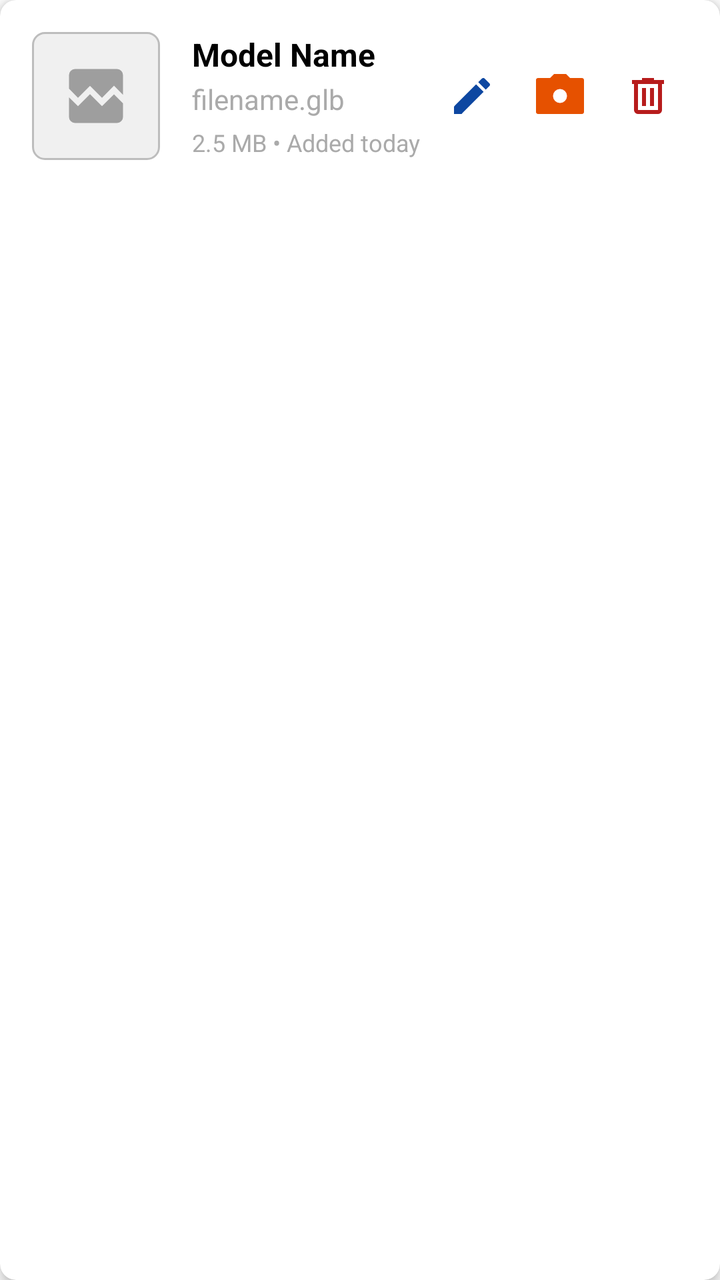
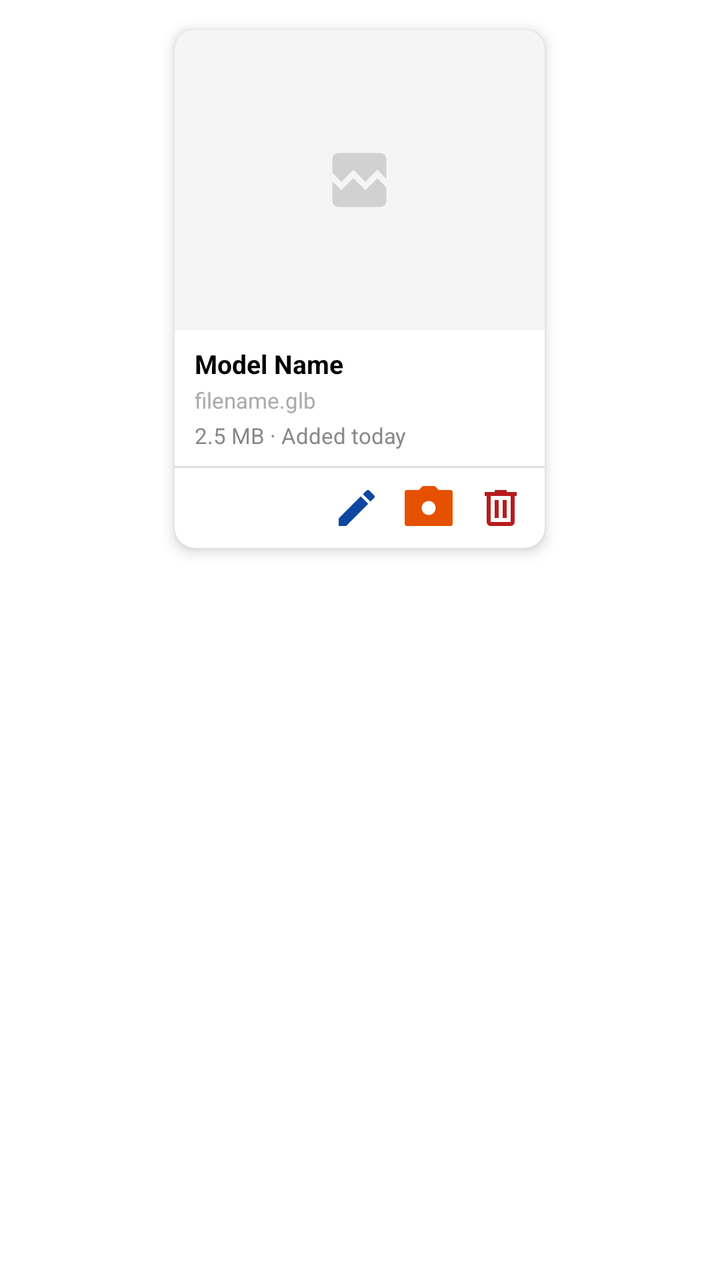

Two renders of the same Android screen: before a commit and after it. Below are the layout's source before the change and the commit's diff.
<!-- AndroidManifest.xml: application theme Theme.SurveyingApp -->
<!-- res/layout/item_model.xml -->
<?xml version="1.0" encoding="utf-8"?>
<androidx.cardview.widget.CardView xmlns:android="http://schemas.android.com/apk/res/android"
    xmlns:app="http://schemas.android.com/apk/res-auto"
    android:layout_width="match_parent"
    android:layout_height="wrap_content"
    android:layout_margin="8dp"
    app:cardCornerRadius="8dp"
    app:cardElevation="4dp">

    <LinearLayout
        android:layout_width="match_parent"
        android:layout_height="wrap_content"
        android:orientation="horizontal"
        android:padding="16dp"
        android:gravity="center_vertical">

        
        <FrameLayout
            android:layout_width="64dp"
            android:layout_height="64dp"
            android:layout_marginEnd="16dp">

            
            <ImageView
                android:id="@+id/image_model_preview"
                android:layout_width="match_parent"
                android:layout_height="match_parent"
                android:scaleType="centerCrop"
                android:background="@drawable/thumbnail_border"
                android:padding="1dp"
                android:visibility="gone" />

            
            <ImageView
                android:id="@+id/image_model_placeholder"
                android:layout_width="match_parent"
                android:layout_height="match_parent"
                android:layout_gravity="center"
                android:src="@drawable/ic_no_thumbnail"
                android:background="@drawable/thumbnail_placeholder_bg"
                android:scaleType="center"
                android:contentDescription="No thumbnail available" />

            <ProgressBar
                android:id="@+id/progress_preview"
                android:layout_width="24dp"
                android:layout_height="24dp"
                android:layout_gravity="center"
                android:visibility="gone" />

        </FrameLayout>

        
        <LinearLayout
            android:layout_width="0dp"
            android:layout_height="wrap_content"
            android:layout_weight="1"
            android:orientation="vertical">

            <TextView
                android:id="@+id/text_model_name"
                android:layout_width="wrap_content"
                android:layout_height="wrap_content"
                android:text="Model Name"
                android:textSize="16sp"
                android:textStyle="bold"
                android:textColor="@android:color/black" />

            <TextView
                android:id="@+id/text_model_filename"
                android:layout_width="wrap_content"
                android:layout_height="wrap_content"
                android:text="filename.glb"
                android:textSize="14sp"
                android:textColor="@android:color/darker_gray"
                android:layout_marginTop="2dp" />

            <LinearLayout
                android:layout_width="wrap_content"
                android:layout_height="wrap_content"
                android:orientation="horizontal"
                android:layout_marginTop="4dp">

                <TextView
                    android:id="@+id/text_model_size"
                    android:layout_width="wrap_content"
                    android:layout_height="wrap_content"
                    android:text="2.5 MB"
                    android:textSize="12sp"
                    android:textColor="@android:color/darker_gray" />

                <TextView
                    android:layout_width="wrap_content"
                    android:layout_height="wrap_content"
                    android:text=" • "
                    android:textSize="12sp"
                    android:textColor="@android:color/darker_gray" />

                <TextView
                    android:id="@+id/text_model_date"
                    android:layout_width="wrap_content"
                    android:layout_height="wrap_content"
                    android:text="Added today"
                    android:textSize="12sp"
                    android:textColor="@android:color/darker_gray" />

            </LinearLayout>

        </LinearLayout>

        
        <LinearLayout
            android:layout_width="wrap_content"
            android:layout_height="wrap_content"
            android:orientation="horizontal">

            <ImageButton
                android:id="@+id/btn_edit_model"
                android:layout_width="40dp"
                android:layout_height="40dp"
                android:src="@drawable/ic_edit_blue"
                android:background="?android:attr/selectableItemBackgroundBorderless"
                android:contentDescription="Edit Model"
                android:layout_marginEnd="4dp" />

            
            <ImageButton
                android:id="@+id/btn_recapture_thumbnail"
                android:layout_width="40dp"
                android:layout_height="40dp"
                android:src="@drawable/ic_camera_orange"
                android:background="?android:attr/selectableItemBackgroundBorderless"
                android:contentDescription="Recapture Thumbnail"
                android:layout_marginEnd="4dp" />

            
            <ImageButton
                android:id="@+id/btn_delete_model"
                android:layout_width="40dp"
                android:layout_height="40dp"
                android:src="@drawable/ic_delete_red"
                android:background="?android:attr/selectableItemBackgroundBorderless"
                android:contentDescription="Delete Model" />

        </LinearLayout>

    </LinearLayout>
</androidx.cardview.widget.CardView>
<!-- resources referenced by this layout -->
<resources>
  <!-- drawable ic_camera_orange (drawable) -->
  <?xml version="1.0" encoding="utf-8"?>
  <vector xmlns:android="http://schemas.android.com/apk/res/android"
      android:width="24dp"
      android:height="24dp"
      android:viewportWidth="24"
      android:viewportHeight="24">
      <path
          android:fillColor="#E65100"
          android:pathData="M12,15.5A3.5,3.5 0 0,1 8.5,12A3.5,3.5 0 0,1 12,8.5A3.5,3.5 0 0,1 15.5,12A3.5,3.5 0 0,1 12,15.5M23,3H17L15,1H9L7,3H1C0.45,3 0,3.45 0,4V20C0,20.55 0.45,21 1,21H23C23.55,21 24,20.55 24,20V4C24,3.45 23.55,3 23,3Z" />
  </vector>
  <!-- drawable ic_delete_red (drawable) -->
  <?xml version="1.0" encoding="utf-8"?>
  <vector xmlns:android="http://schemas.android.com/apk/res/android"
      android:width="24dp"
      android:height="24dp"
      android:viewportWidth="24"
      android:viewportHeight="24">
      <path
          android:fillColor="#B71C1C"
          android:pathData="M9,3V4H4V6H5V19A2,2 0 0,0 7,21H17A2,2 0 0,0 19,19V6H20V4H15V3H9M7,6H17V19H7V6M9,8V17H11V8H9M13,8V17H15V8H13Z" />
  </vector>
  <!-- drawable ic_edit_blue (drawable) -->
  <?xml version="1.0" encoding="utf-8"?>
  <vector xmlns:android="http://schemas.android.com/apk/res/android"
      android:width="24dp"
      android:height="24dp"
      android:viewportWidth="24"
      android:viewportHeight="24">
      <path
          android:fillColor="#0D47A1"
          android:pathData="M3,17.25V21h3.75L17.81,9.94l-3.75,-3.75L3,17.25zM20.71,7.04c0.39,-0.39 0.39,-1.02 0,-1.41l-2.34,-2.34c-0.39,-0.39 -1.02,-0.39 -1.41,0l-1.83,1.83 3.75,3.75 1.83,-1.83z" />
  </vector>
  <!-- drawable ic_no_thumbnail (drawable) -->
  <?xml version="1.0" encoding="utf-8"?>
  <vector xmlns:android="http://schemas.android.com/apk/res/android"
      android:width="36dp"
      android:height="36dp"
      android:viewportWidth="24"
      android:viewportHeight="24">
      
      <path
          android:fillColor="#9E9E9E"
          android:pathData="M21,5V11.59L18,8.58L14,12.59L10,8.59L6,12.59L3,9.58V5A2,2 0 0,1 5,3H19A2,2 0 0,1 21,5M18,11.42L21,14.43V19A2,2 0 0,1 19,21H5A2,2 0 0,1 3,19V12.42L6,15.41L10,11.41L14,15.41L18,11.42Z" />
  </vector>
  <!-- drawable thumbnail_border (drawable) -->
  <?xml version="1.0" encoding="utf-8"?>
  <shape xmlns:android="http://schemas.android.com/apk/res/android"
      android:shape="rectangle">
      <stroke
          android:width="1dp"
          android:color="#BDBDBD" />
      <solid android:color="#FFFFFF" />
  </shape>
  <!-- drawable thumbnail_placeholder_bg (drawable) -->
  <?xml version="1.0" encoding="utf-8"?>
  <shape xmlns:android="http://schemas.android.com/apk/res/android"
      android:shape="rectangle">
      <solid android:color="#F0F0F0" />
      <stroke
          android:width="1dp"
          android:color="#BDBDBD" />
      <corners android:radius="6dp" />
  </shape>
  <style name="Theme.SurveyingApp" parent="Theme.MaterialComponents.DayNight.DarkActionBar">
          
          <item name="colorPrimary">@color/purple_500</item>
          <item name="colorPrimaryVariant">@color/purple_700</item>
          <item name="colorOnPrimary">@color/white</item>
          
          <item name="colorSecondary">@color/teal_200</item>
          <item name="colorSecondaryVariant">@color/teal_700</item>
          <item name="colorOnSecondary">@color/black</item>
          
          <item name="android:statusBarColor">?attr/colorPrimaryVariant</item>
          
      </style>
  <color name="purple_500">#FF6200EE</color>
  <color name="purple_700">#FF3700B3</color>
  <color name="white">#FFFFFFFF</color>
  <color name="teal_200">#FF03DAC5</color>
  <color name="teal_700">#FF018786</color>
  <color name="black">#FF000000</color>
</resources>

<!-- the commit's change to res/layout/item_model.xml (unified diff, before → after) -->
@@ -1,148 +1,169 @@
 <?xml version="1.0" encoding="utf-8"?>
-<androidx.cardview.widget.CardView xmlns:android="http://schemas.android.com/apk/res/android"
+<LinearLayout xmlns:android="http://schemas.android.com/apk/res/android"
     xmlns:app="http://schemas.android.com/apk/res-auto"
     android:layout_width="match_parent"
     android:layout_height="wrap_content"
-    android:layout_margin="8dp"
-    app:cardCornerRadius="8dp"
-    app:cardElevation="4dp">
+    android:gravity="center_horizontal"
+    android:padding="6dp">
 
-    <LinearLayout
-        android:layout_width="match_parent"
+    <androidx.cardview.widget.CardView
+        android:layout_width="wrap_content"
         android:layout_height="wrap_content"
-        android:orientation="horizontal"
-        android:padding="16dp"
-        android:gravity="center_vertical">
+        app:cardCornerRadius="10dp"
+        app:cardElevation="4dp"
+        app:cardUseCompatPadding="true">
 
-        
-        <FrameLayout
-            android:layout_width="64dp"
-            android:layout_height="64dp"
-            android:layout_marginEnd="16dp">
+        <LinearLayout
+            android:layout_width="wrap_content"
+            android:layout_height="wrap_content"
+            android:orientation="vertical">
 
             
-            <ImageView
-                android:id="@+id/image_model_preview"
-                android:layout_width="match_parent"
-                android:layout_height="match_parent"
-                android:scaleType="centerCrop"
-                android:background="@drawable/thumbnail_border"
-                android:padding="1dp"
-                android:visibility="gone" />
+            <FrameLayout
+                android:layout_width="185dp"
+                android:layout_height="150dp"
+                android:background="#F5F5F5">
+
+                <ImageView
+                    android:id="@+id/image_model_preview"
+                    android:layout_width="match_parent"
+                    android:layout_height="match_parent"
+                    android:scaleType="centerCrop"
+                    android:visibility="gone"
+                    android:contentDescription="Model thumbnail" />
+
+                <ImageView
+                    android:id="@+id/image_model_placeholder"
+                    android:layout_width="64dp"
+                    android:layout_height="64dp"
+                    android:layout_gravity="center"
+                    android:src="@drawable/ic_no_thumbnail"
+                    android:scaleType="center"
+                    android:alpha="0.4"
+                    android:contentDescription="No thumbnail available" />
+
+                <ProgressBar
+                    android:id="@+id/progress_preview"
+                    android:layout_width="32dp"
+                    android:layout_height="32dp"
+                    android:layout_gravity="center"
+                    android:visibility="gone" />
+
+            </FrameLayout>
 
             
-            <ImageView
-                android:id="@+id/image_model_placeholder"
-                android:layout_width="match_parent"
-                android:layout_height="match_parent"
-                android:layout_gravity="center"
-                android:src="@drawable/ic_no_thumbnail"
-                android:background="@drawable/thumbnail_placeholder_bg"
-                android:scaleType="center"
-                android:contentDescription="No thumbnail available" />
+            <LinearLayout
+                android:layout_width="185dp"
+                android:layout_height="wrap_content"
+                android:orientation="vertical"
+                android:paddingStart="10dp"
+                android:paddingEnd="10dp"
+                android:paddingTop="8dp"
+                android:paddingBottom="2dp">
 
-            <ProgressBar
-                android:id="@+id/progress_preview"
-                android:layout_width="24dp"
-                android:layout_height="24dp"
-                android:layout_gravity="center"
-                android:visibility="gone" />
+                <TextView
+                    android:id="@+id/text_model_name"
+                    android:layout_width="match_parent"
+                    android:layout_height="wrap_content"
+                    android:text="Model Name"
+                    android:textSize="13sp"
+                    android:textStyle="bold"
+                    android:textColor="@android:color/black"
+                    android:maxLines="2"
+                    android:ellipsize="end" />
 
-        </FrameLayout>
+                <TextView
+                    android:id="@+id/text_model_filename"
+                    android:layout_width="match_parent"
+                    android:layout_height="wrap_content"
+                    android:text="filename.glb"
+                    android:textSize="11sp"
+                    android:textColor="@android:color/darker_gray"
+                    android:layout_marginTop="2dp"
+                    android:maxLines="1"
+                    android:ellipsize="middle" />
 
-        
-        <LinearLayout
-            android:layout_width="0dp"
-            android:layout_height="wrap_content"
-            android:layout_weight="1"
-            android:orientation="vertical">
+                <LinearLayout
+                    android:layout_width="wrap_content"
+                    android:layout_height="wrap_content"
+                    android:orientation="horizontal"
+                    android:layout_marginTop="3dp">
 
-            <TextView
-                android:id="@+id/text_model_name"
-                android:layout_width="wrap_content"
-                android:layout_height="wrap_content"
-                android:text="Model Name"
-                android:textSize="16sp"
-                android:textStyle="bold"
-                android:textColor="@android:color/black" />
+                    <TextView
+                        android:id="@+id/text_model_size"
+                        android:layout_width="wrap_content"
+                        android:layout_height="wrap_content"
+                        android:text="2.5 MB"
+                        android:textSize="11sp"
+                        android:textColor="#888888" />
 
-            <TextView
-                android:id="@+id/text_model_filename"
-                android:layout_width="wrap_content"
-                android:layout_height="wrap_content"
-                android:text="filename.glb"
-                android:textSize="14sp"
-                android:textColor="@android:color/darker_gray"
-                android:layout_marginTop="2dp" />
+                    <TextView
+                        android:layout_width="wrap_content"
+                        android:layout_height="wrap_content"
+                        android:text=" · "
+                        android:textSize="11sp"
+                        android:textColor="#888888" />
 
+                    <TextView
+                        android:id="@+id/text_model_date"
+                        android:layout_width="wrap_content"
+                        android:layout_height="wrap_content"
+                        android:text="Added today"
+                        android:textSize="11sp"
+                        android:textColor="#888888" />
+
+                </LinearLayout>
+
+            </LinearLayout>
+
+            
+            <View
+                android:layout_width="185dp"
+                android:layout_height="1dp"
+                android:background="#E0E0E0"
+                android:layout_marginTop="6dp" />
+
+            
             <LinearLayout
-                android:layout_width="wrap_content"
+                android:layout_width="185dp"
                 android:layout_height="wrap_content"
                 android:orientation="horizontal"
-                android:layout_marginTop="4dp">
+                android:gravity="end"
+                android:paddingStart="4dp"
+                android:paddingEnd="4dp"
+                android:paddingTop="2dp"
+                android:paddingBottom="2dp">
 
-                <TextView
-                    android:id="@+id/text_model_size"
-                    android:layout_width="wrap_content"
-                    android:layout_height="wrap_content"
-                    android:text="2.5 MB"
-                    android:textSize="12sp"
-                    android:textColor="@android:color/darker_gray" />
+                <ImageButton
+                    android:id="@+id/btn_edit_model"
+                    android:layout_width="36dp"
+                    android:layout_height="36dp"
+                    android:src="@drawable/ic_edit_blue"
+                    android:background="?android:attr/selectableItemBackgroundBorderless"
+                    android:contentDescription="Edit Model"
+                    android:padding="6dp" />
 
-                <TextView
-                    android:layout_width="wrap_content"
-                    android:layout_height="wrap_content"
-                    android:text=" • "
-                    android:textSize="12sp"
-                    android:textColor="@android:color/darker_gray" />
+                <ImageButton
+                    android:id="@+id/btn_recapture_thumbnail"
+                    android:layout_width="36dp"
+                    android:layout_height="36dp"
+                    android:src="@drawable/ic_camera_orange"
+                    android:background="?android:attr/selectableItemBackgroundBorderless"
+                    android:contentDescription="Recapture Thumbnail"
+                    android:padding="6dp" />
 
-                <TextView
-                    android:id="@+id/text_model_date"
-                    android:layout_width="wrap_content"
-                    android:layout_height="wrap_content"
-                    android:text="Added today"
-                    android:textSize="12sp"
-                    android:textColor="@android:color/darker_gray" />
+                <ImageButton
+                    android:id="@+id/btn_delete_model"
+                    android:layout_width="36dp"
+                    android:layout_height="36dp"
+                    android:src="@drawable/ic_delete_red"
+                    android:background="?android:attr/selectableItemBackgroundBorderless"
+                    android:contentDescription="Delete Model"
+                    android:padding="6dp" />
 
             </LinearLayout>
 
         </LinearLayout>
+    </androidx.cardview.widget.CardView>
 
-        
-        <LinearLayout
-            android:layout_width="wrap_content"
-            android:layout_height="wrap_content"
-            android:orientation="horizontal">
-
-            <ImageButton
-                android:id="@+id/btn_edit_model"
-                android:layout_width="40dp"
-                android:layout_height="40dp"
-                android:src="@drawable/ic_edit_blue"
-                android:background="?android:attr/selectableItemBackgroundBorderless"
-                android:contentDescription="Edit Model"
-                android:layout_marginEnd="4dp" />
-
-            
-            <ImageButton
-                android:id="@+id/btn_recapture_thumbnail"
-                android:layout_width="40dp"
-                android:layout_height="40dp"
-                android:src="@drawable/ic_camera_orange"
-                android:background="?android:attr/selectableItemBackgroundBorderless"
-                android:contentDescription="Recapture Thumbnail"
-                android:layout_marginEnd="4dp" />
-
-            
-            <ImageButton
-                android:id="@+id/btn_delete_model"
-                android:layout_width="40dp"
-                android:layout_height="40dp"
-                android:src="@drawable/ic_delete_red"
-                android:background="?android:attr/selectableItemBackgroundBorderless"
-                android:contentDescription="Delete Model" />
-
-        </LinearLayout>
-
-    </LinearLayout>
-</androidx.cardview.widget.CardView>
+</LinearLayout>
<!-- resource entries referenced after the edit -->
@@ -45,25 +45,6 @@
           android:fillColor="#9E9E9E"
           android:pathData="M21,5V11.59L18,8.58L14,12.59L10,8.59L6,12.59L3,9.58V5A2,2 0 0,1 5,3H19A2,2 0 0,1 21,5M18,11.42L21,14.43V19A2,2 0 0,1 19,21H5A2,2 0 0,1 3,19V12.42L6,15.41L10,11.41L14,15.41L18,11.42Z" />
   </vector>
-  <!-- drawable thumbnail_border (drawable) -->
-  <?xml version="1.0" encoding="utf-8"?>
-  <shape xmlns:android="http://schemas.android.com/apk/res/android"
-      android:shape="rectangle">
-      <stroke
-          android:width="1dp"
-          android:color="#BDBDBD" />
-      <solid android:color="#FFFFFF" />
-  </shape>
-  <!-- drawable thumbnail_placeholder_bg (drawable) -->
-  <?xml version="1.0" encoding="utf-8"?>
-  <shape xmlns:android="http://schemas.android.com/apk/res/android"
-      android:shape="rectangle">
-      <solid android:color="#F0F0F0" />
-      <stroke
-          android:width="1dp"
-          android:color="#BDBDBD" />
-      <corners android:radius="6dp" />
-  </shape>
   <style name="Theme.SurveyingApp" parent="Theme.MaterialComponents.DayNight.DarkActionBar">
           
           <item name="colorPrimary">@color/purple_500</item>
